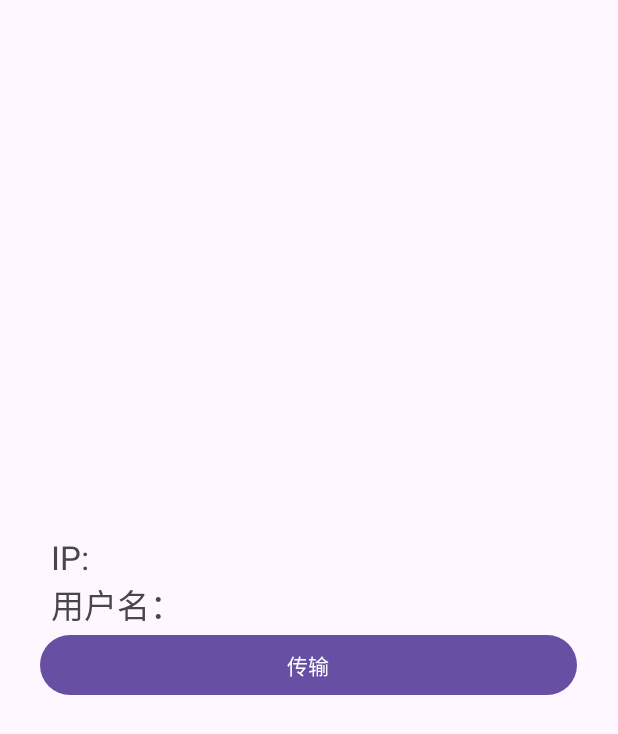
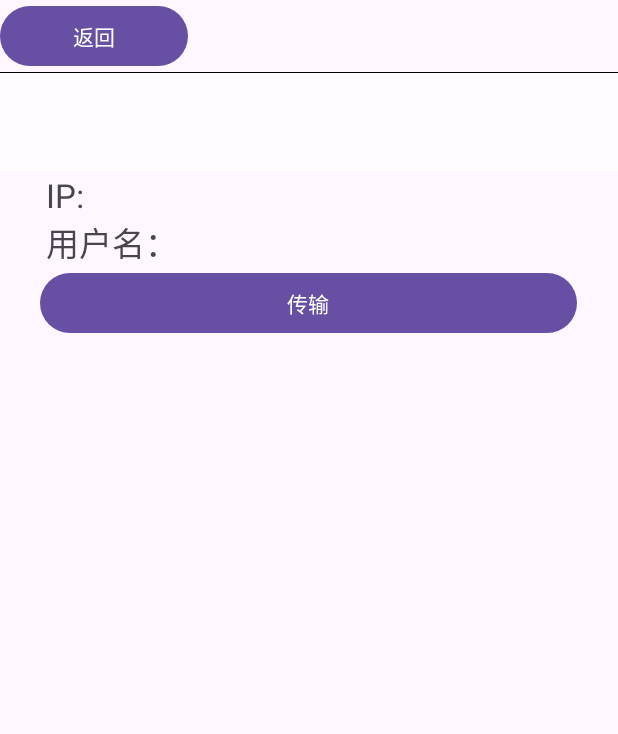
Before and after one commit to MobiConn-Group/MobiConn, an Android app: the file_transport screen opened directly, with no data from a screen before it, on a phone screen of 412 x 824 dp. Shown: the top 734 px of the screen. Run offline under Robolectric (Android 15) with nearby library versions, the light colour scheme and no system bars.

Commit message:
initial 1.0

```diff
--- a/app/src/main/java/com/example/easylink/file_transport.java
+++ b/app/src/main/java/com/example/easylink/file_transport.java
@@ -2,7 +2,10 @@ package com.example.easylink;
 
 import androidx.appcompat.app.AppCompatActivity;
 
+import android.content.Intent;
 import android.os.Bundle;
+import android.view.View;
+import android.widget.Button;
 
 public class file_transport extends AppCompatActivity {
 
@@ -10,5 +13,25 @@ public class file_transport extends AppCompatActivity {
     protected void onCreate(Bundle savedInstanceState) {
         super.onCreate(savedInstanceState);
         setContentView(R.layout.activity_file_transport);
+
+        Button fileTransButton = findViewById(R.id.fileTransButton);
+        fileTransButton.setOnClickListener(new View.OnClickListener() {
+            @Override
+            public void onClick(View view) {
+
+
+            }
+        });
+
+        Button back = findViewById(R.id.file_back);
+        back.setOnClickListener(new View.OnClickListener() {
+            @Override
+            public void onClick(View view) {
+                Intent intent = new Intent();
+                intent.setClass(file_transport.this, transport.class);
+                startActivity(intent);
+
+            }
+        });
     }
 }
--- a/app/src/main/res/layout/activity_file_transport.xml
+++ b/app/src/main/res/layout/activity_file_transport.xml
@@ -2,28 +2,47 @@
 <LinearLayout xmlns:android="http://schemas.android.com/apk/res/android"
     android:layout_width="match_parent"
     android:layout_height="match_parent"
-    android:gravity="center"
     android:orientation="vertical">
+
+    <Button
+        android:id="@+id/file_back"
+        android:layout_width="125dp"
+        android:layout_height="wrap_content"
+        android:text="返回" />
+
+    <View
+        android:layout_width="match_parent"
+        android:layout_height="1px"
+        android:background="#000000" />
+
+    <View
+        android:layout_width="match_parent"
+        android:layout_height="100px"
+        android:background="#FFFBFE" />
 
     <TextView
         android:id="@+id/textView"
-        android:layout_width="344dp"
+        android:layout_width="350dp"
         android:layout_height="wrap_content"
+        android:layout_gravity="center"
         android:text="IP:"
         android:textSize="22dp" />
 
     <TextView
         android:id="@+id/textView2"
-        android:layout_width="344dp"
+        android:layout_width="350dp"
         android:layout_height="wrap_content"
         android:layout_gravity="center"
         android:text="用户名："
         android:textSize="22dp" />
 
+
     <Button
         android:id="@+id/fileTransButton"
         android:layout_width="358dp"
         android:layout_height="wrap_content"
+        android:gravity="center"
+        android:layout_gravity="center"
         android:text="@string/transport" />
 
 </LinearLayout>
--- a/app/src/main/res/layout/activity_text_transport.xml
+++ b/app/src/main/res/layout/activity_text_transport.xml
@@ -5,7 +5,7 @@
     android:orientation="vertical">
 
     <Button
-        android:id="@+id/button"
+        android:id="@+id/text_back"
         android:layout_width="125dp"
         android:layout_height="wrap_content"
         android:text="返回" />
```
Also changed, not shown: app/src/main/java/com/example/easylink/text_transport.java (+11 -0 lines).
